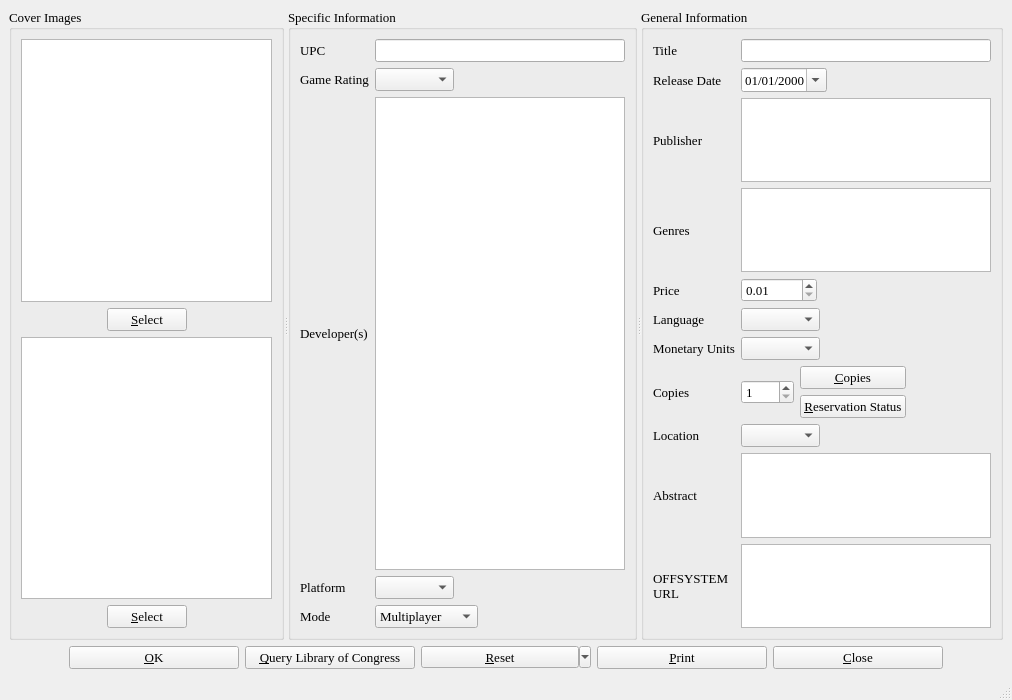
First picture: the form in videogameinfo.ui, repository textbrowser/biblioteq, before the edit.
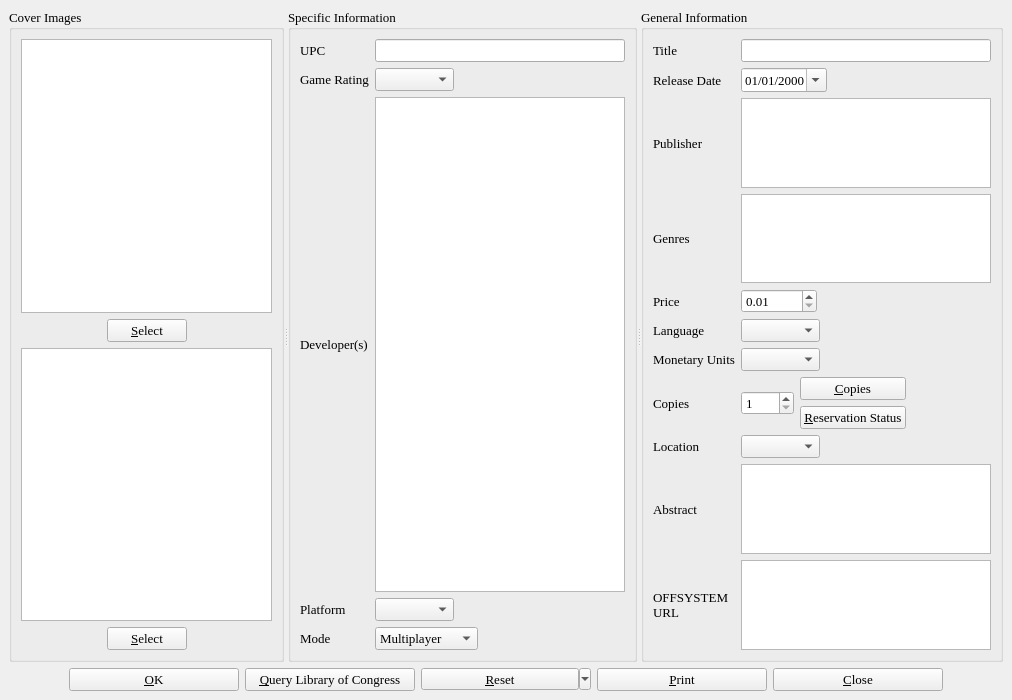
Second picture: the form after the edit. Icons and pictures are not drawn. Custom widgets are drawn as their Qt base class.

```diff
--- a/videogameinfo.ui
+++ b/videogameinfo.ui
@@ -1022,7 +1022,6 @@
     </item>
    </layout>
   </widget>
-  <widget class="QStatusBar" name="statusBar" />
  </widget>
  <customwidgets>
   <customwidget>
```
